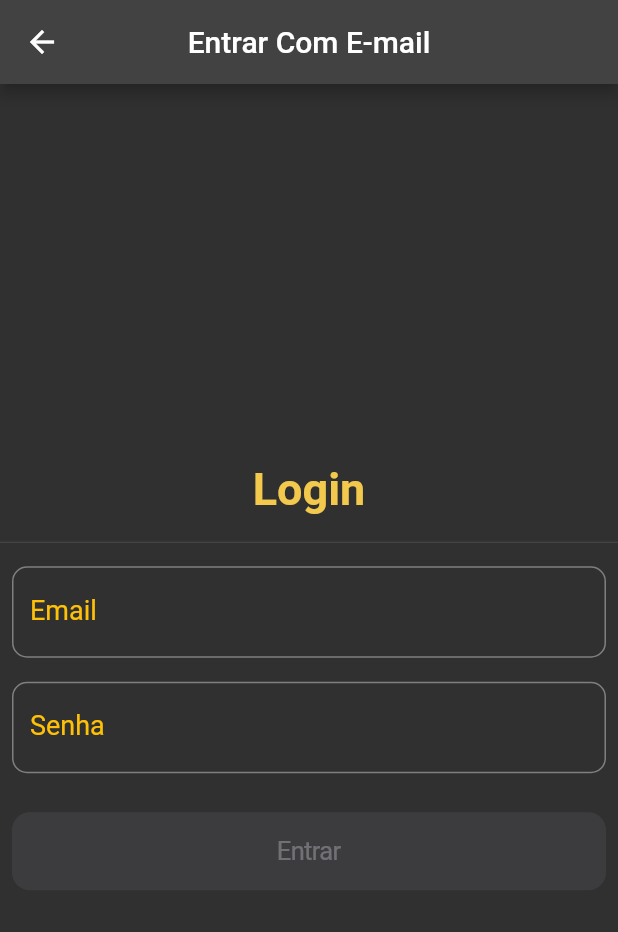
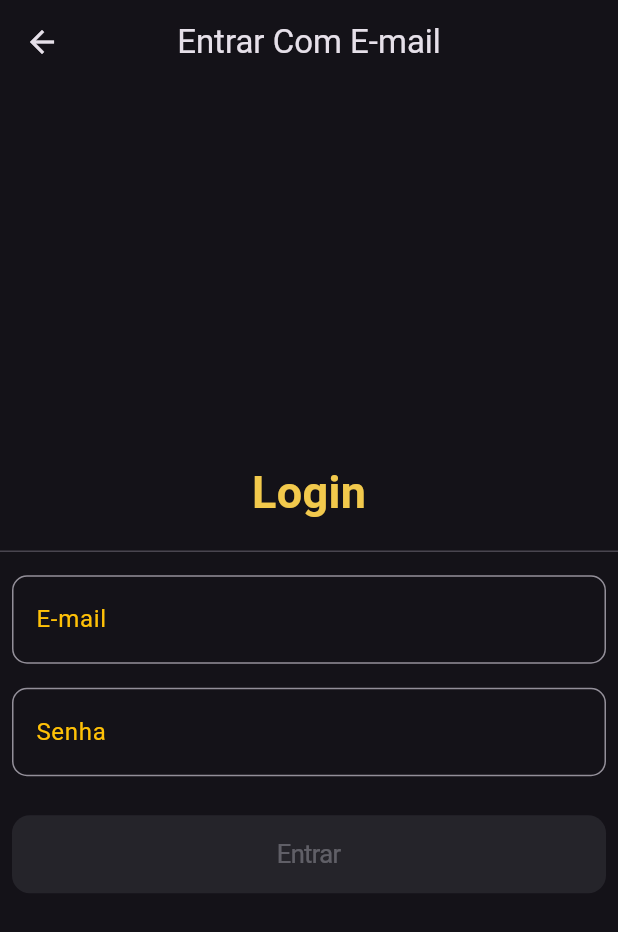
Before and after one commit to abnerllobato/barber_app, a Flutter app: the LoginWithEmail screen opened directly, on a phone screen of 412 x 824 dp. Shown: the top 932 px of the screen. Run offline on Flutter 3.47's test engine with Material 2 defaults, Android fonts, the light colour scheme and no system bars; our stand-ins replace bloc, email_validator, equatable, firebase_auth, firebase_core, flutter_bloc; accounts and stored records are empty.

Commit message:
changed style

```diff
--- a/lib/components/login_with_email.dart
+++ b/lib/components/login_with_email.dart
@@ -71,20 +71,20 @@ class LoginWithEmail extends StatelessWidget {
                   validator: (String? value) {
                     value = _controllerEmail.text;
                     if (value.isEmpty) {
-                      return 'Email Obrigatorio';
+                      return 'E-mail Obrigatorio';
                     }
                     if (EmailValidator.validate(value) == false) {
-                      return 'Insira um E-mail valido';
+                      return 'Insira um e-mail valido';
                     }
                   },
                   controller: _controllerEmail,
-                  labelText: 'Email',
+                  labelText: 'E-mail',
                 ),
                 CustomTextField(
                   validator: (String? value) {
                     value = _controllerPassword.text;
                     if (value.isEmpty) {
-                      return 'Senha Obrigatoria';
+                      return 'Senha obrigatoria';
                     } else if (value.length < 6) {
                       return 'Senha incorreta';
                     }
--- a/lib/main.dart
+++ b/lib/main.dart
@@ -39,7 +39,7 @@ class MyAppView extends StatelessWidget {
     return MaterialApp(
       debugShowCheckedModeBanner: false,
       title: 'Barber App',
-      theme: ThemeData.dark(),
+      theme: ThemeData.dark(useMaterial3: true),
       home: BlocConsumer<LoginPageBloc, LoginPageState>(
         builder: ((context, state) {
           if (state.status == LoginStatus.loading) {
```
Also changed, not shown: lib/views/login_page/login_page.dart (+8 -6 lines).
